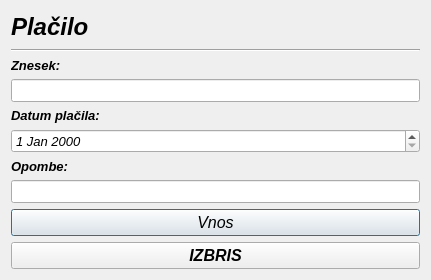
Above: placiloracuna.ui from MaxMaxy/racun before the change. Below: the same form after it.
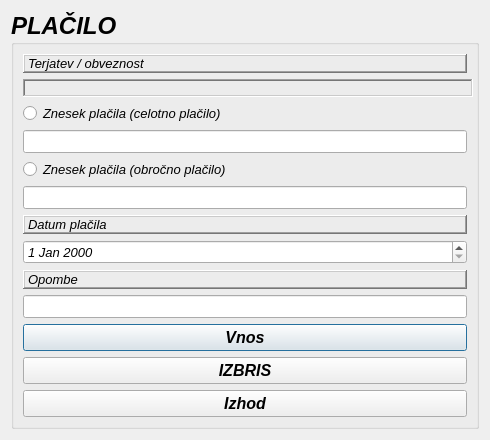
That is the form after the change.

What changed in the file:
```diff
--- a/placiloracuna.ui
+++ b/placiloracuna.ui
@@ -6,10 +6,22 @@
    <rect>
     <x>0</x>
     <y>0</y>
-    <width>431</width>
-    <height>280</height>
+    <width>490</width>
+    <height>440</height>
    </rect>
   </property>
+  <property name="minimumSize">
+   <size>
+    <width>490</width>
+    <height>440</height>
+   </size>
+  </property>
+  <property name="maximumSize">
+   <size>
+    <width>490</width>
+    <height>440</height>
+   </size>
+  </property>
   <property name="font">
    <font>
     <family>MS Sans Serif</family>
@@ -22,57 +34,76 @@
   </property>
   <layout class="QGridLayout" name="gridLayout">
    <item row="0" column="0">
-    <layout class="QVBoxLayout" name="verticalLayout_5">
-     <item>
-      <layout class="QVBoxLayout" name="verticalLayout">
-       <item>
-        <widget class="QLabel" name="label">
+    <widget class="QGroupBox" name="groupBox">
          <property name="font">
           <font>
-           <family>MS Sans Serif</family>
            <pointsize>18</pointsize>
            <weight>75</weight>
-           <italic>true</italic>
            <bold>true</bold>
           </font>
          </property>
+     <property name="title">
+      <string>PLAČILO</string>
+     </property>
+     <property name="flat">
+      <bool>true</bool>
+     </property>
+     <layout class="QVBoxLayout" name="verticalLayout">
+      <item>
+       <widget class="QLabel" name="label_5">
+        <property name="font">
+         <font>
+          <pointsize>10</pointsize>
+          <weight>50</weight>
+          <bold>false</bold>
+         </font>
+        </property>
+        <property name="frameShape">
+         <enum>QFrame::WinPanel</enum>
+        </property>
+        <property name="frameShadow">
+         <enum>QFrame::Raised</enum>
+        </property>
          <property name="text">
-          <string>Plačilo</string>
+         <string>Terjatev / obveznost</string>
          </property>
         </widget>
        </item>
        <item>
-        <widget class="Line" name="line">
+       <widget class="QLabel" name="label_terObv">
+        <property name="minimumSize">
+         <size>
+          <width>450</width>
+          <height>16</height>
+         </size>
+        </property>
          <property name="font">
           <font>
-           <italic>true</italic>
-          </font>
-         </property>
-         <property name="orientation">
-          <enum>Qt::Horizontal</enum>
-         </property>
-        </widget>
-       </item>
-      </layout>
-     </item>
+          <pointsize>10</pointsize>
+         </font>
+        </property>
+        <property name="frameShape">
+         <enum>QFrame::WinPanel</enum>
+        </property>
+        <property name="frameShadow">
+         <enum>QFrame::Sunken</enum>
+        </property>
+        <property name="text">
+         <string/>
+        </property>
+       </widget>
+      </item>
      <item>
-      <layout class="QVBoxLayout" name="verticalLayout_2">
-       <item>
-        <widget class="QLabel" name="label_2">
+       <widget class="QRadioButton" name="radioButton_placiloSkupaj">
          <property name="font">
           <font>
-           <family>MS Sans Serif</family>
            <pointsize>10</pointsize>
-           <weight>75</weight>
-           <italic>true</italic>
-           <bold>true</bold>
+          <weight>50</weight>
+          <bold>false</bold>
           </font>
          </property>
          <property name="text">
-          <string>Znesek:</string>
-         </property>
-         <property name="buddy">
-          <cstring>lineEdit</cstring>
+         <string>Znesek plačila (celotno plačilo)</string>
          </property>
         </widget>
        </item>
@@ -81,28 +112,58 @@
          <property name="font">
           <font>
            <family>MS Sans Serif</family>
+          <pointsize>10</pointsize>
+          <weight>50</weight>
            <italic>true</italic>
+          <bold>false</bold>
           </font>
          </property>
         </widget>
        </item>
-      </layout>
+      <item>
+       <widget class="QRadioButton" name="radioButton_placiloEnkratno">
+        <property name="font">
+         <font>
+          <pointsize>10</pointsize>
+          <weight>50</weight>
+          <bold>false</bold>
+         </font>
+        </property>
+        <property name="text">
+         <string>Znesek plačila (obročno plačilo)</string>
+        </property>
+       </widget>
      </item>
      <item>
-      <layout class="QVBoxLayout" name="verticalLayout_3">
+       <widget class="QLineEdit" name="lineEdit_TrenutnoPlacilo">
+        <property name="font">
+         <font>
+          <pointsize>10</pointsize>
+          <weight>50</weight>
+          <bold>false</bold>
+         </font>
+        </property>
+       </widget>
+      </item>
        <item>
         <widget class="QLabel" name="label_3">
          <property name="font">
           <font>
            <family>MS Sans Serif</family>
            <pointsize>10</pointsize>
-           <weight>75</weight>
+          <weight>50</weight>
            <italic>true</italic>
-           <bold>true</bold>
-          </font>
-         </property>
+          <bold>false</bold>
+         </font>
+        </property>
+        <property name="frameShape">
+         <enum>QFrame::WinPanel</enum>
+        </property>
+        <property name="frameShadow">
+         <enum>QFrame::Raised</enum>
+        </property>
          <property name="text">
-          <string>Datum plačila:</string>
+         <string>Datum plačila</string>
          </property>
          <property name="buddy">
           <cstring>dateEdit</cstring>
@@ -115,28 +176,32 @@
           <font>
            <family>MS Sans Serif</family>
            <pointsize>10</pointsize>
+          <weight>50</weight>
            <italic>true</italic>
+          <bold>false</bold>
           </font>
          </property>
         </widget>
        </item>
-      </layout>
-     </item>
-     <item>
-      <layout class="QVBoxLayout" name="verticalLayout_4">
        <item>
         <widget class="QLabel" name="label_4">
          <property name="font">
           <font>
            <family>MS Sans Serif</family>
            <pointsize>10</pointsize>
-           <weight>75</weight>
+          <weight>50</weight>
            <italic>true</italic>
-           <bold>true</bold>
-          </font>
-         </property>
+          <bold>false</bold>
+         </font>
+        </property>
+        <property name="frameShape">
+         <enum>QFrame::WinPanel</enum>
+        </property>
+        <property name="frameShadow">
+         <enum>QFrame::Raised</enum>
+        </property>
          <property name="text">
-          <string>Opombe:</string>
+         <string>Opombe</string>
          </property>
          <property name="buddy">
           <cstring>lineEdit_opombe</cstring>
@@ -149,12 +214,12 @@
           <font>
            <family>MS Sans Serif</family>
            <pointsize>10</pointsize>
+          <weight>50</weight>
            <italic>true</italic>
+          <bold>false</bold>
           </font>
          </property>
         </widget>
-       </item>
-      </layout>
      </item>
      <item>
       <widget class="QPushButton" name="pushButton">
@@ -162,7 +227,9 @@
         <font>
          <family>MS Sans Serif</family>
          <pointsize>12</pointsize>
+          <weight>75</weight>
          <italic>true</italic>
+          <bold>true</bold>
         </font>
        </property>
        <property name="text">
@@ -184,7 +251,22 @@
        </property>
       </widget>
      </item>
-    </layout>
+      <item>
+       <widget class="QPushButton" name="pushButton_2">
+        <property name="font">
+         <font>
+          <pointsize>12</pointsize>
+          <weight>75</weight>
+          <bold>true</bold>
+         </font>
+        </property>
+        <property name="text">
+         <string>Izhod</string>
+        </property>
+       </widget>
+      </item>
+     </layout>
+    </widget>
    </item>
   </layout>
  </widget>
```
Lines whose indentation alone changed are shown as unchanged.
